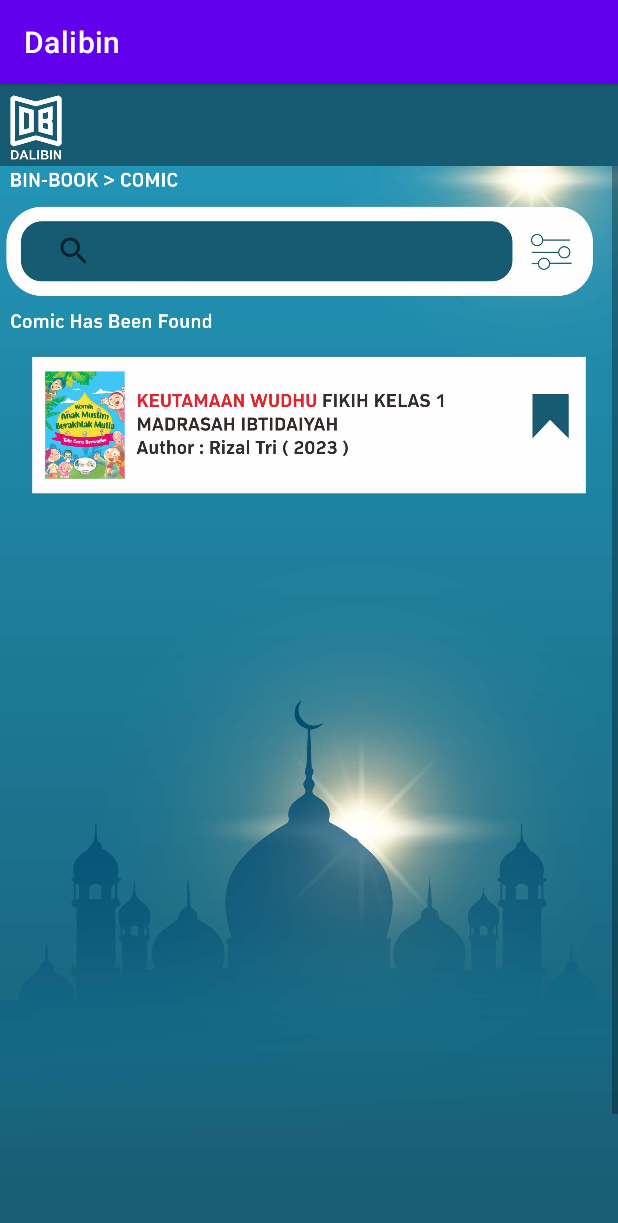
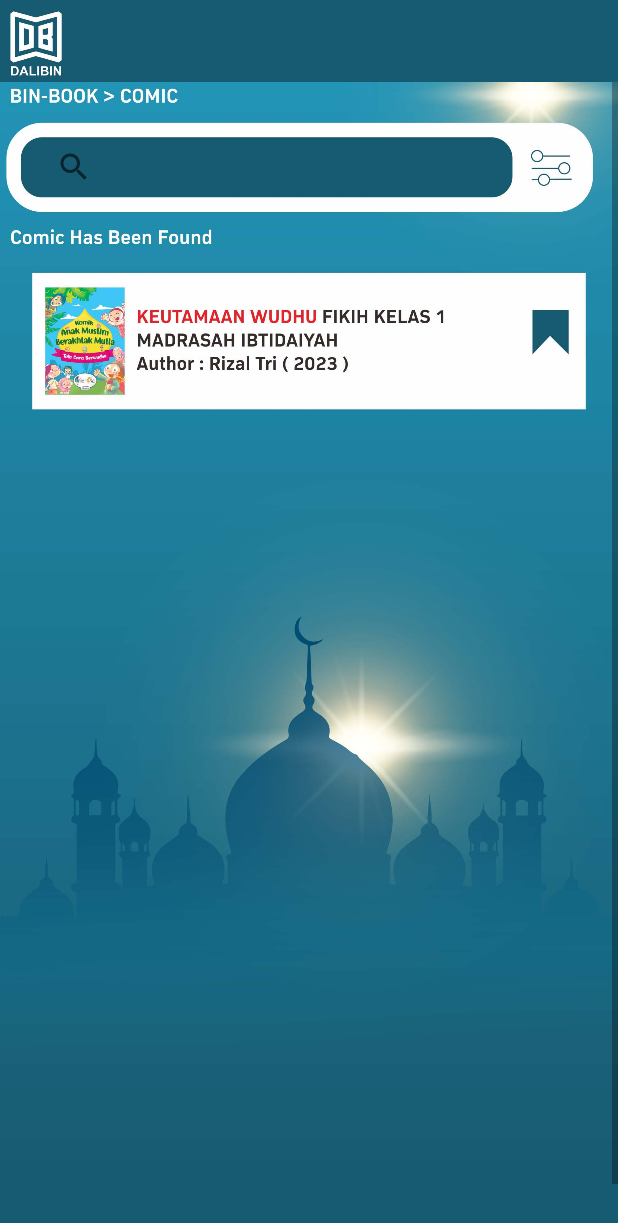
Before and after one commit to irwantoadi/dalibin, an Android app: the BinbookComicActivity screen opened directly, with no data from a screen before it, on a phone screen of 412 x 824 dp. Shown: the top 1223 px of the screen. Run offline under Robolectric (Android 15) with nearby library versions, the phone set to English and light mode, and no system bars.

Commit message:
add icon app, no action bar, fix issue searchview

```diff
--- a/app/src/main/AndroidManifest.xml
+++ b/app/src/main/AndroidManifest.xml
@@ -7,11 +7,11 @@
         android:allowBackup="true"
         android:dataExtractionRules="@xml/data_extraction_rules"
         android:fullBackupContent="@xml/backup_rules"
-        android:icon="@mipmap/ic_launcher"
+        android:icon="@drawable/logo_dalibin"
         android:label="@string/app_name"
-        android:roundIcon="@mipmap/ic_launcher_round"
+        android:roundIcon="@drawable/logo_dalibin"
         android:supportsRtl="true"
-        android:theme="@style/Theme.Dalibin"
+        android:theme="@style/Theme.Dalibin.NoActionBar"
         tools:targetApi="31">
         <activity
             android:name=".BinbookComicWudhuActivity"
--- a/app/src/main/res/layout/activity_binbook.xml
+++ b/app/src/main/res/layout/activity_binbook.xml
@@ -127,9 +127,9 @@
         android:id="@+id/header"
         android:layout_width="match_parent"
         android:layout_height="wrap_content"
-        android:scaleType="fitCenter"
         android:src="@drawable/toolbar"
         android:adjustViewBounds="true"
+        android:layout_marginHorizontal="-1dp"
         app:layout_constraintTop_toTopOf="parent"
         android:contentDescription="@string/background_menu" />
     <ImageView
--- a/app/src/main/res/layout/activity_binbook_comic.xml
+++ b/app/src/main/res/layout/activity_binbook_comic.xml
@@ -31,7 +31,8 @@
                 android:adjustViewBounds="true"
                 app:layout_constraintTop_toTopOf="parent"
                 android:contentDescription="@string/background_menu" />
-            <SearchView
+            <androidx.appcompat.widget.SearchView
+                android:id="@+id/search_view"
                 android:layout_width="match_parent"
                 android:layout_height="wrap_content"
                 android:layout_marginTop="37dp"
--- a/app/src/main/res/layout/activity_binbook_edu_book.xml
+++ b/app/src/main/res/layout/activity_binbook_edu_book.xml
@@ -31,7 +31,8 @@
                 android:adjustViewBounds="true"
                 app:layout_constraintTop_toTopOf="parent"
                 android:contentDescription="@string/background_menu" />
-            <SearchView
+            <androidx.appcompat.widget.SearchView
+                android:id="@+id/search_view"
                 android:layout_width="match_parent"
                 android:layout_height="wrap_content"
                 android:layout_marginTop="37dp"
--- a/app/src/main/res/values-night/themes.xml
+++ b/app/src/main/res/values-night/themes.xml
@@ -12,5 +12,11 @@
         <!-- Status bar color. -->
         <item name="android:statusBarColor" tools:targetApi="l">?attr/colorPrimaryVariant</item>
         <!-- Customize your theme here. -->
+
+        <item name="android:editTextColor">@android:color/white</item>
+    </style>
+    <style name="Theme.Dalibin.NoActionBar">
+        <item name="windowActionBar">false</item>
+        <item name="windowNoTitle">true</item>
     </style>
 </resources>
--- a/app/src/main/res/values/themes.xml
+++ b/app/src/main/res/values/themes.xml
@@ -12,5 +12,12 @@
         <!-- Status bar color. -->
         <item name="android:statusBarColor" tools:targetApi="l">?attr/colorPrimaryVariant</item>
         <!-- Customize your theme here. -->
+
+        <item name="android:editTextColor">@android:color/white</item>
+    </style>
+
+    <style name="Theme.Dalibin.NoActionBar">
+        <item name="windowActionBar">false</item>
+        <item name="windowNoTitle">true</item>
     </style>
 </resources>
```
